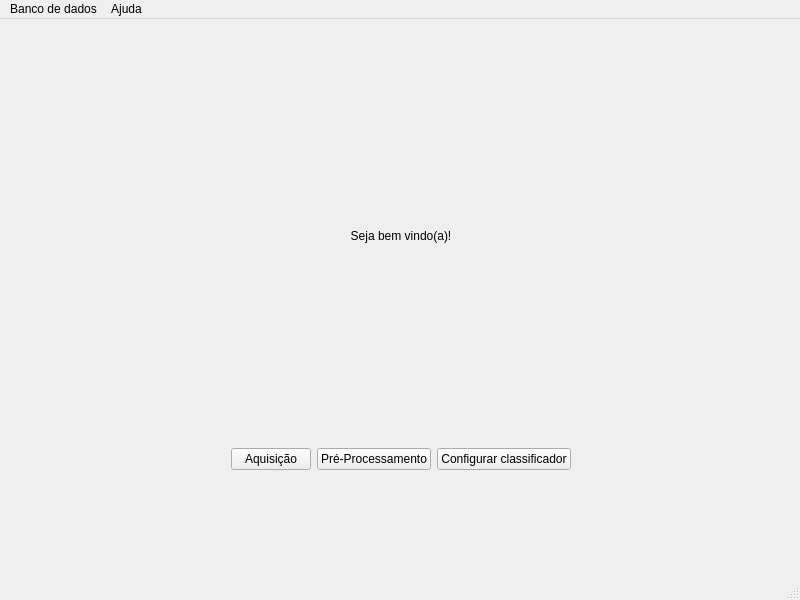
The window that software/mainWindow.ui (APCASE/EMG-Preprocessing) describes before a commit, drawn with Qt 5.
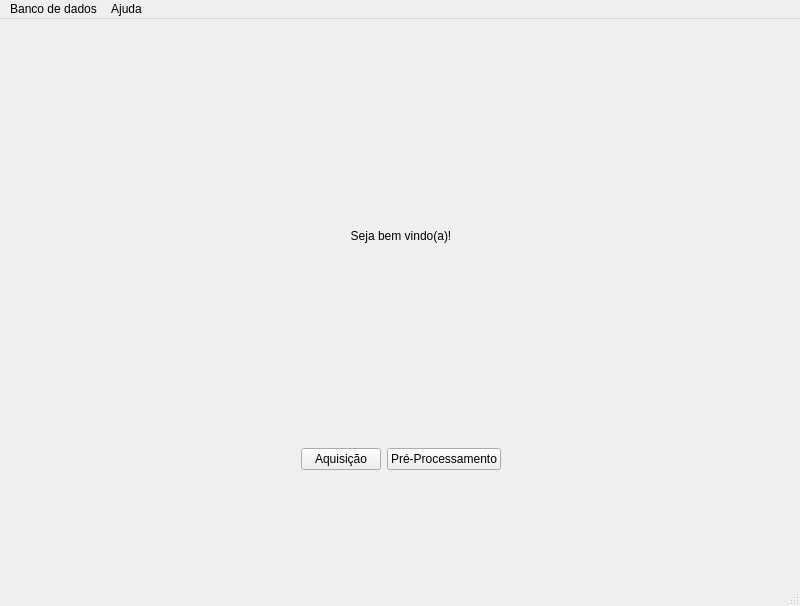
The same window after the commit.

What changed in the file:
```diff
--- a/software/mainWindow.ui
+++ b/software/mainWindow.ui
@@ -7,7 +7,7 @@
     <x>0</x>
     <y>0</y>
     <width>800</width>
-    <height>600</height>
+    <height>606</height>
    </rect>
   </property>
   <property name="windowTitle">
@@ -65,13 +65,6 @@
            </property>
           </widget>
          </item>
-         <item>
-          <widget class="QPushButton" name="pushButton_3">
-           <property name="text">
-            <string>Configurar classificador</string>
-           </property>
-          </widget>
-         </item>
         </layout>
        </item>
       </layout>
```
Left out of the diff: 4 changed lines with no effect on the pictures.
